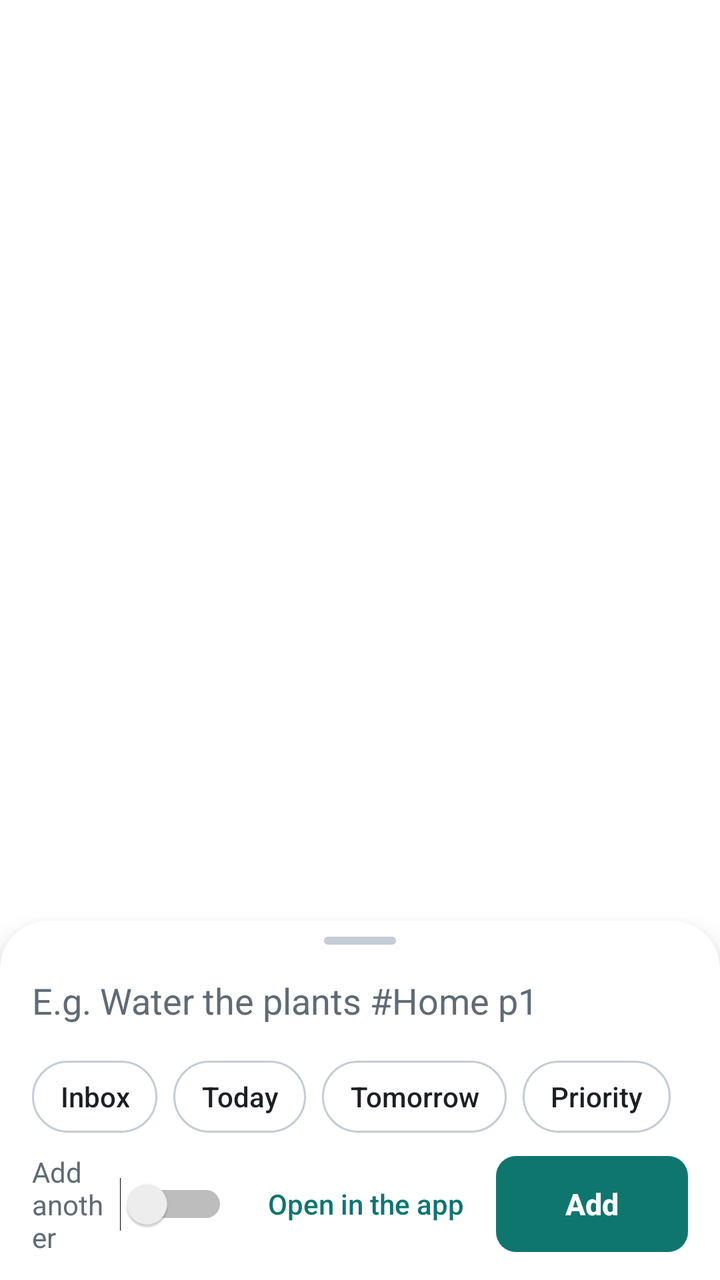
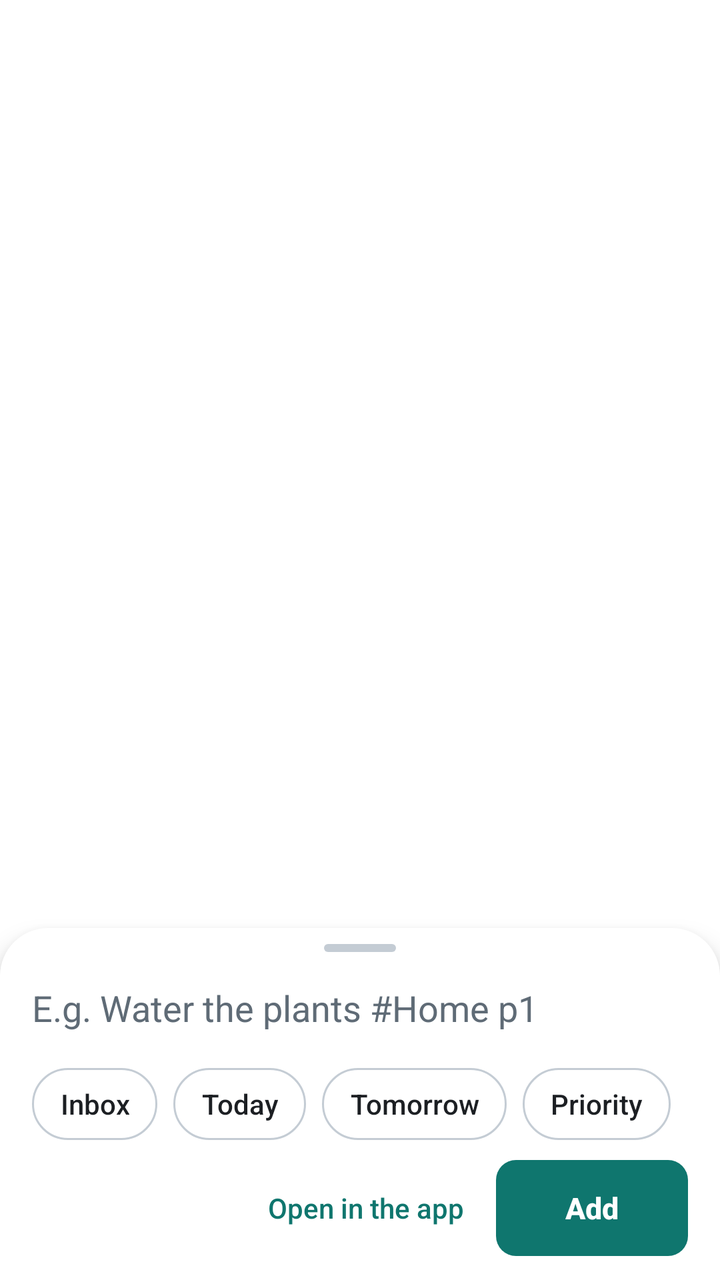

An Android layout rendered at two revisions. The XML below is the earlier revision; the diff shows what the commit changed to produce the second picture.
<!-- AndroidManifest.xml: activity theme Theme.Tickory.QuickAdd -->
<!-- res/layout/activity_quick_add.xml -->
<?xml version="1.0" encoding="utf-8"?>
<FrameLayout xmlns:android="http://schemas.android.com/apk/res/android"
    xmlns:tools="http://schemas.android.com/tools"
    android:id="@+id/quick_root"
    android:layout_width="match_parent"
    android:layout_height="match_parent"
    android:importantForAccessibility="no"
    tools:ignore="MergeRootFrame">

    <LinearLayout
        android:id="@+id/quick_sheet"
        android:layout_width="match_parent"
        android:layout_height="wrap_content"
        android:layout_gravity="bottom|center_horizontal"
        android:accessibilityPaneTitle="@string/quick_title"
        android:background="@drawable/quick_sheet"
        android:clickable="true"
        android:elevation="8dp"
        android:focusable="false"
        android:orientation="vertical"
        android:paddingStart="16dp"
        android:paddingTop="8dp"
        android:paddingEnd="16dp"
        android:paddingBottom="12dp"
        tools:ignore="UselessParent"
        tools:targetApi="28">

        <View
            android:layout_width="36dp"
            android:layout_height="4dp"
            android:layout_gravity="center_horizontal"
            android:layout_marginBottom="4dp"
            android:background="@drawable/quick_handle"
            android:importantForAccessibility="no" />

        <EditText
            android:id="@+id/quick_input"
            android:layout_width="match_parent"
            android:layout_height="wrap_content"
            android:background="@android:color/transparent"
            android:hint="@string/quick_hint"
            android:imeOptions="actionDone|flagNoExtractUi"
            android:importantForAutofill="no"
            android:inputType="textCapSentences|textAutoCorrect"
            android:maxLength="4000"
            android:maxLines="5"
            android:minHeight="48dp"
            android:paddingTop="8dp"
            android:paddingBottom="8dp"
            android:textColor="@color/text"
            android:textColorHint="@color/text_soft"
            android:textSize="18sp" />

        <HorizontalScrollView
            android:id="@+id/quick_preview_scroll"
            android:layout_width="match_parent"
            android:layout_height="wrap_content"
            android:scrollbars="none"
            android:visibility="gone">

            <LinearLayout
                android:id="@+id/quick_preview"
                android:layout_width="wrap_content"
                android:layout_height="wrap_content"
                android:accessibilityLiveRegion="polite"
                android:focusable="true"
                android:orientation="horizontal"
                android:paddingTop="2dp"
                android:paddingBottom="6dp" />
        </HorizontalScrollView>

        <TextView
            android:id="@+id/quick_status"
            android:layout_width="match_parent"
            android:layout_height="wrap_content"
            android:accessibilityLiveRegion="polite"
            android:paddingTop="2dp"
            android:paddingBottom="6dp"
            android:textColor="@color/text_soft"
            android:textSize="14sp"
            android:visibility="gone" />

        <HorizontalScrollView
            android:layout_width="match_parent"
            android:layout_height="wrap_content"
            android:scrollbars="none">

            <LinearLayout
                android:layout_width="wrap_content"
                android:layout_height="wrap_content"
                android:orientation="horizontal">

                <Button
                    android:id="@+id/quick_project"
                    style="@style/QuickChip"
                    android:maxWidth="220dp"
                    android:text="@string/quick_inbox" />

                <ToggleButton
                    android:id="@+id/quick_today"
                    style="@style/QuickChip"
                    android:textOff="@string/quick_today"
                    android:textOn="@string/quick_today" />

                <ToggleButton
                    android:id="@+id/quick_tomorrow"
                    style="@style/QuickChip"
                    android:textOff="@string/quick_tomorrow"
                    android:textOn="@string/quick_tomorrow" />

                <Button
                    android:id="@+id/quick_priority"
                    style="@style/QuickChip"
                    android:text="@string/quick_priority" />
            </LinearLayout>
        </HorizontalScrollView>

        <LinearLayout
            android:layout_width="match_parent"
            android:layout_height="wrap_content"
            android:layout_marginTop="4dp"
            android:gravity="center_vertical"
            android:orientation="horizontal">

            <Switch
                android:id="@+id/quick_keep_open"
                android:layout_width="0dp"
                android:layout_height="wrap_content"
                android:layout_weight="1"
                android:minHeight="48dp"
                android:paddingStart="0dp"
                android:paddingEnd="8dp"
                android:switchPadding="8dp"
                android:text="@string/quick_keep_open"
                android:textColor="@color/text_soft"
                android:textSize="14sp"
                tools:ignore="UseSwitchCompatOrMaterialXml" />

            <Button
                android:id="@+id/quick_open_app"
                style="?android:attr/borderlessButtonStyle"
                android:layout_width="wrap_content"
                android:layout_height="wrap_content"
                android:minWidth="48dp"
                android:minHeight="48dp"
                android:text="@string/quick_open_app"
                android:textAllCaps="false"
                android:textColor="@color/brand"
                android:textSize="14sp" />

            <Button
                android:id="@+id/quick_add"
                android:layout_width="wrap_content"
                android:layout_height="wrap_content"
                android:layout_marginStart="4dp"
                android:background="@drawable/button_primary"
                android:enabled="false"
                android:minWidth="96dp"
                android:minHeight="48dp"
                android:paddingStart="16dp"
                android:paddingEnd="16dp"
                android:text="@string/quick_add"
                android:textAllCaps="false"
                android:textColor="@color/on_brand"
                android:textSize="15sp"
                android:textStyle="bold" />
        </LinearLayout>
    </LinearLayout>
</FrameLayout>
<!-- resources referenced by this layout -->
<resources>
  <color name="brand">#0F766E</color>
  <color name="on_brand">#FFFFFF</color>
  <color name="text">#1C1F23</color>
  <color name="text_soft">#5F6B76</color>
  <!-- drawable button_primary (drawable) -->
  <?xml version="1.0" encoding="utf-8"?>
  <ripple xmlns:android="http://schemas.android.com/apk/res/android"
      android:color="?android:attr/colorControlHighlight">
      <item>
          <shape android:shape="rectangle">
              <corners android:radius="10dp" />
              <solid android:color="@color/brand" />
          </shape>
      </item>
  </ripple>
  <!-- drawable quick_handle (drawable) -->
  <?xml version="1.0" encoding="utf-8"?>
  <shape xmlns:android="http://schemas.android.com/apk/res/android" android:shape="rectangle">
      <corners android:radius="2dp" />
      <solid android:color="@color/quick_stroke" />
      <size android:width="36dp" android:height="4dp" />
  </shape>
  <!-- drawable quick_sheet (drawable) -->
  <?xml version="1.0" encoding="utf-8"?>
  <shape xmlns:android="http://schemas.android.com/apk/res/android" android:shape="rectangle">
      <solid android:color="@color/quick_surface" />
      <corners
          android:topLeftRadius="24dp"
          android:topRightRadius="24dp" />
  </shape>
  <string name="quick_add">Add</string>
  <string name="quick_hint">E.g. Water the plants #Home p1</string>
  <string name="quick_inbox">Inbox</string>
  <string name="quick_keep_open">Add another</string>
  <string name="quick_open_app">Open in the app</string>
  <string name="quick_priority">Priority</string>
  <string name="quick_title">Add task</string>
  <string name="quick_today">Today</string>
  <string name="quick_tomorrow">Tomorrow</string>
  <style name="QuickChip">
          <item name="android:layout_width">wrap_content</item>
          <item name="android:layout_height">wrap_content</item>
          <item name="android:layout_marginEnd">8dp</item>
          <item name="android:minWidth">48dp</item>
          <item name="android:minHeight">48dp</item>
          <item name="android:paddingStart">14dp</item>
          <item name="android:paddingEnd">14dp</item>
          <item name="android:background">@drawable/quick_chip</item>
          <item name="android:stateListAnimator">@null</item>
          <item name="android:textAllCaps">false</item>
          <item name="android:textColor">@color/text</item>
          <item name="android:textSize">14sp</item>
          <item name="android:singleLine">true</item>
          <item name="android:ellipsize">end</item>
      </style>
  <style name="Theme.Tickory.QuickAdd" parent="android:Theme.Material.Light.NoActionBar">
          <item name="android:colorPrimary">@color/brand</item>
          <item name="android:colorAccent">@color/brand</item>
          <item name="android:textColorPrimary">@color/text</item>
          <item name="android:textColorSecondary">@color/text_soft</item>
          <item name="android:windowIsTranslucent">true</item>
          <item name="android:windowBackground">@android:color/transparent</item>
          <item name="android:windowNoTitle">true</item>
          <item name="android:backgroundDimEnabled">true</item>
          <item name="android:backgroundDimAmount">0.4</item>
          <item name="android:windowAnimationStyle">@android:style/Animation.InputMethod</item>
      </style>
  <color name="quick_stroke">#C4CCD4</color>
  <color name="quick_surface">#FFFFFF</color>
  <color name="quick_chip_on">#D5EEEA</color>
  <!-- unchanged entries left out for length: 1 -->
</resources>

<!-- the commit's change to res/layout/activity_quick_add.xml (unified diff, before → after) -->
@@ -122,19 +122,10 @@
             android:gravity="center_vertical"
             android:orientation="horizontal">
 
-            <Switch
-                android:id="@+id/quick_keep_open"
+            <Space
                 android:layout_width="0dp"
-                android:layout_height="wrap_content"
-                android:layout_weight="1"
-                android:minHeight="48dp"
-                android:paddingStart="0dp"
-                android:paddingEnd="8dp"
-                android:switchPadding="8dp"
-                android:text="@string/quick_keep_open"
-                android:textColor="@color/text_soft"
-                android:textSize="14sp"
-                tools:ignore="UseSwitchCompatOrMaterialXml" />
+                android:layout_height="0dp"
+                android:layout_weight="1" />
 
             <Button
                 android:id="@+id/quick_open_app"
<!-- resource entries referenced after the edit -->
@@ -33,7 +33,6 @@
   <string name="quick_add">Add</string>
   <string name="quick_hint">E.g. Water the plants #Home p1</string>
   <string name="quick_inbox">Inbox</string>
-  <string name="quick_keep_open">Add another</string>
   <string name="quick_open_app">Open in the app</string>
   <string name="quick_priority">Priority</string>
   <string name="quick_title">Add task</string>
